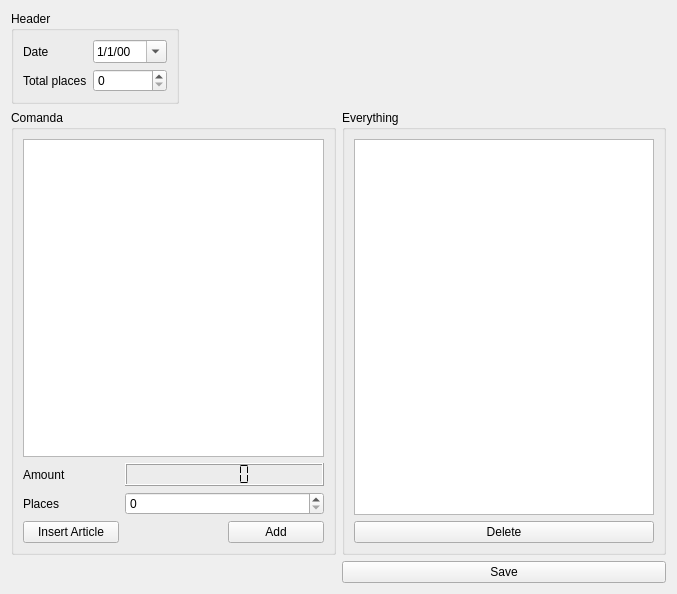
Qt form RistoPlugins/Work/Util/workui.ui (adivik2000/RistorNAT) before a commit.
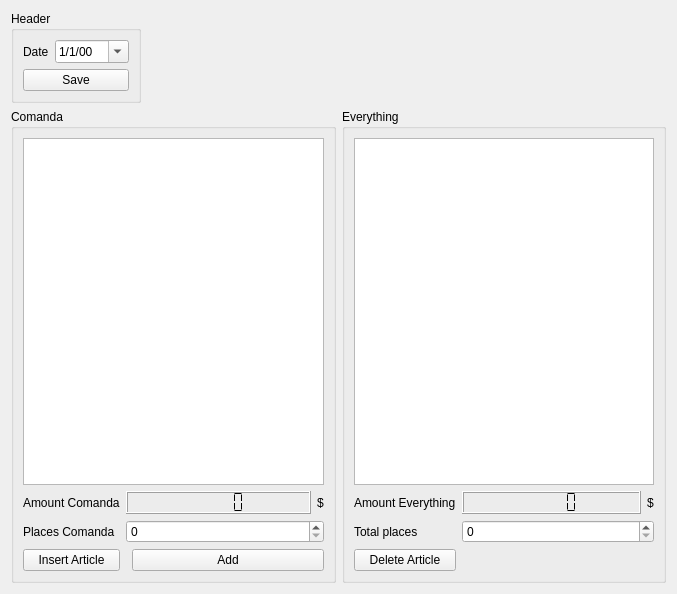
The same form after that commit. Icons and pictures are not drawn.

Commit message: Added total amount for dinner and lunch

```diff
--- a/RistoPlugins/Work/Util/workui.ui
+++ b/RistoPlugins/Work/Util/workui.ui
@@ -13,7 +13,7 @@
   <property name="windowTitle">
    <string>Form</string>
   </property>
-  <layout class="QGridLayout" name="gridLayout_4">
+  <layout class="QGridLayout" name="gridLayout">
    <item row="0" column="0">
     <widget class="QGroupBox" name="groupBox">
      <property name="sizePolicy">
@@ -25,7 +25,7 @@
      <property name="title">
       <string>Header</string>
      </property>
-     <layout class="QGridLayout" name="gridLayout">
+     <layout class="QGridLayout" name="gridLayout_3">
       <item row="0" column="0">
        <widget class="QLabel" name="label">
         <property name="text">
@@ -46,16 +46,17 @@
         </property>
        </widget>
       </item>
-      <item row="1" column="0">
-       <widget class="QLabel" name="label_2">
+      <item row="1" column="0" colspan="2">
+       <widget class="QPushButton" name="pushSave">
         <property name="text">
-         <string>Total places</string>
+         <string>Save</string>
+        </property>
+        <property name="icon">
+         <iconset resource="../../../core/res.qrc">
+          <normaloff>:/conferma24x24.png</normaloff>:/conferma24x24.png</iconset>
         </property>
        </widget>
       </item>
-      <item row="1" column="1">
-       <widget class="QSpinBox" name="spinPlaces"/>
-      </item>
      </layout>
     </widget>
    </item>
@@ -70,25 +71,39 @@
      <property name="title">
       <string>Comanda</string>
      </property>
-     <layout class="QGridLayout" name="gridLayout_2">
-      <item row="0" column="0" colspan="3">
+     <layout class="QGridLayout" name="gridLayout_2" columnstretch="0,0,1,0" columnminimumwidth="0,0,0,0">
+      <item row="0" column="0" colspan="4">
        <widget class="QTableView" name="tableComanda"/>
       </item>
       <item row="1" column="0">
        <widget class="QLabel" name="label_3">
         <property name="text">
-         <string>Amount</string>
+         <string>Amount Comanda</string>
+        </property>
+       </widget>
+      </item>
+      <item row="1" column="1" colspan="2">
+       <widget class="QLCDNumber" name="lcdComanda">
+        <property name="segmentStyle">
+         <enum>QLCDNumber::Flat</enum>
+        </property>
+       </widget>
+      </item>
+      <item row="1" column="3">
+       <widget class="QLabel" name="label_6">
+        <property name="text">
+         <string>$</string>
         </property>
        </widget>
       </item>
       <item row="2" column="0">
        <widget class="QLabel" name="label_4">
         <property name="text">
-         <string>Places</string>
+         <string>Places Comanda</string>
         </property>
        </widget>
       </item>
-      <item row="2" column="1" colspan="2">
+      <item row="2" column="1" colspan="3">
        <widget class="QSpinBox" name="spinLocalPlaces"/>
       </item>
       <item row="3" column="0">
@@ -102,7 +117,7 @@
         </property>
        </widget>
       </item>
-      <item row="3" column="2">
+      <item row="3" column="2" colspan="2">
        <widget class="QPushButton" name="pushAdd">
         <property name="text">
          <string>Add</string>
@@ -113,13 +128,6 @@
         </property>
        </widget>
       </item>
-      <item row="1" column="1" colspan="2">
-       <widget class="QLCDNumber" name="lcdAmount">
-        <property name="segmentStyle">
-         <enum>QLCDNumber::Flat</enum>
-        </property>
-       </widget>
-      </item>
      </layout>
     </widget>
    </item>
@@ -134,14 +142,45 @@
      <property name="title">
       <string>Everything</string>
      </property>
-     <layout class="QGridLayout" name="gridLayout_3">
-      <item row="2" column="0">
+     <layout class="QGridLayout" name="gridLayout_4" columnstretch="0,1,0">
+      <item row="0" column="0" colspan="3">
        <widget class="QTableView" name="tableEverything"/>
       </item>
+      <item row="1" column="0">
+       <widget class="QLabel" name="label_5">
+        <property name="text">
+         <string>Amount Everything</string>
+        </property>
+       </widget>
+      </item>
+      <item row="1" column="1">
+       <widget class="QLCDNumber" name="lcdEverything">
+        <property name="segmentStyle">
+         <enum>QLCDNumber::Flat</enum>
+        </property>
+       </widget>
+      </item>
+      <item row="1" column="2">
+       <widget class="QLabel" name="label_7">
+        <property name="text">
+         <string>$</string>
+        </property>
+       </widget>
+      </item>
+      <item row="2" column="0">
+       <widget class="QLabel" name="label_2">
+        <property name="text">
+         <string>Total places</string>
+        </property>
+       </widget>
+      </item>
+      <item row="2" column="1" colspan="2">
+       <widget class="QSpinBox" name="spinPlaces"/>
+      </item>
       <item row="3" column="0">
        <widget class="QPushButton" name="pushDelete">
         <property name="text">
-         <string>Delete</string>
+         <string>Delete Article</string>
         </property>
         <property name="icon">
          <iconset resource="../../../core/res.qrc">
@@ -152,17 +191,6 @@
      </layout>
     </widget>
    </item>
-   <item row="2" column="1">
-    <widget class="QPushButton" name="pushSave">
-     <property name="text">
-      <string>Save</string>
-     </property>
-     <property name="icon">
-      <iconset resource="../../../core/res.qrc">
-       <normaloff>:/conferma24x24.png</normaloff>:/conferma24x24.png</iconset>
-     </property>
-    </widget>
-   </item>
   </layout>
  </widget>
  <resources>
```
Left out of the diff: 18 changed lines with no effect on the pictures. The commit also changes 2 other files.
